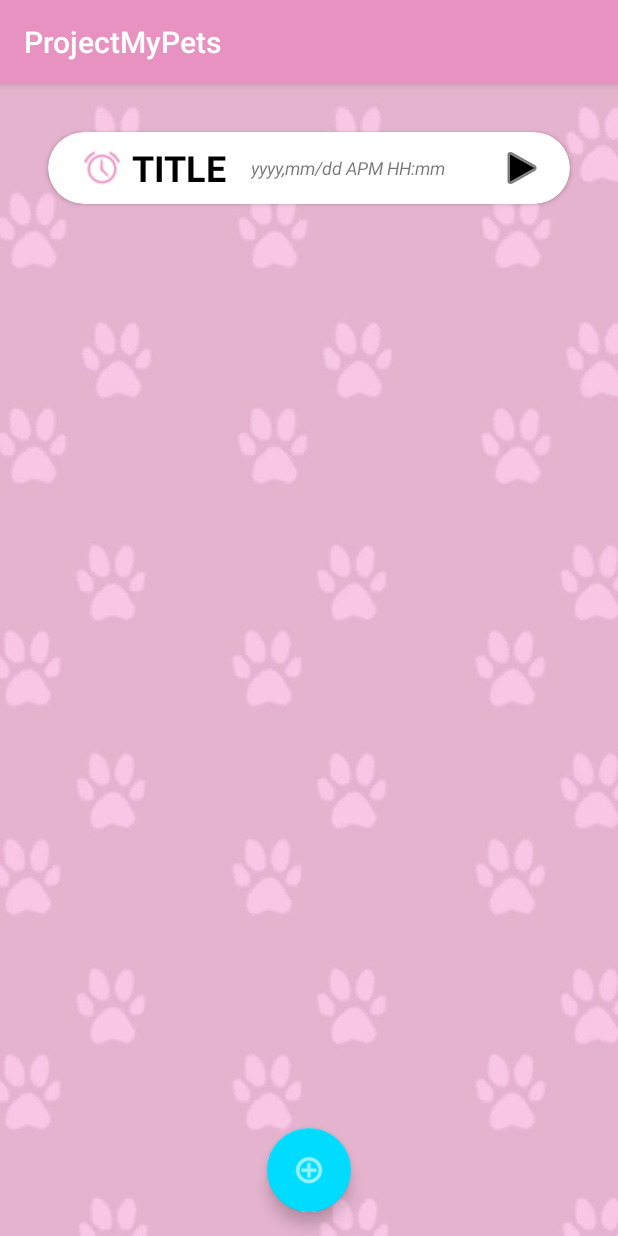
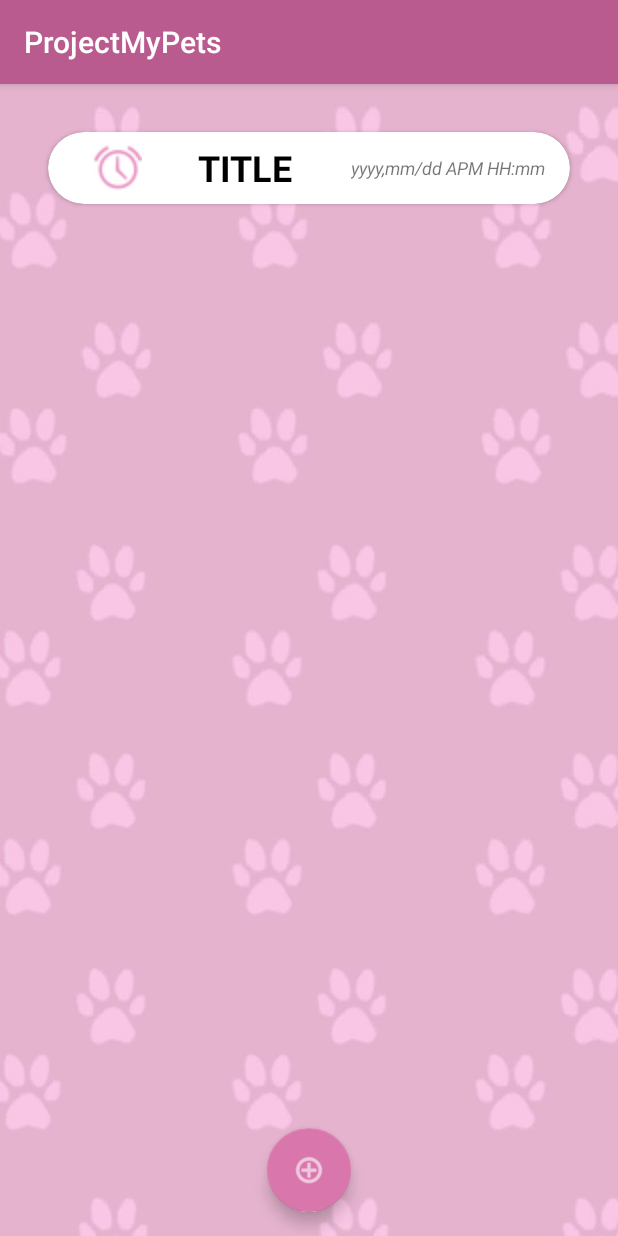
Before and after one commit to apriluzik/ProjectMyPets, an Android app: the AlarmNoteActivity screen opened directly, with no data from a screen before it, on a phone screen of 412 x 824 dp. Run offline under Robolectric (Android 15) with nearby library versions, the phone set to English and light mode, and no system bars; Roboto replaces fonts that are not available here.

Commit message:
알람 구현해야됨~~ 갤러리도

```diff
--- a/app/src/main/java/com/apriluziknaver/projectmypets/AlarmAdapter.java
+++ b/app/src/main/java/com/apriluziknaver/projectmypets/AlarmAdapter.java
@@ -62,14 +62,14 @@ public class AlarmAdapter extends RecyclerView.Adapter {
         ImageView icon;
         TextView title;
         TextView date;
-        ImageView btn;
+
 
         public AlarmViewHolder(View itemView) {
             super(itemView);
             icon = itemView.findViewById(R.id.title1_ic);
             title = itemView.findViewById(R.id.title1);
             date = itemView.findViewById(R.id.title1_date);
-            btn = itemView.findViewById(R.id.title1_btn);
+
 
 
 
--- a/app/src/main/res/layout/alarm_item.xml
+++ b/app/src/main/res/layout/alarm_item.xml
@@ -11,48 +11,44 @@
     android:layout_gravity="center_horizontal"
     android:clickable="true"
     android:onClick="updateAlarms"
+    android:clipChildren="false"
     >
 
 
     <LinearLayout
         android:layout_width="match_parent"
         android:layout_height="48dp"
-        android:orientation="vertical"
-        android:gravity="center_vertical">
+        android:layout_marginLeft="16dp"
+        android:layout_marginRight="16dp"
+        android:orientation="horizontal"
+        android:gravity="center_vertical"
+        >
 
-        <RelativeLayout
-            android:layout_width="match_parent"
-            android:layout_height="wrap_content"
-            android:layout_marginLeft="16dp"
-            android:layout_marginRight="16dp"
-            android:gravity="center_vertical"
-            android:orientation="horizontal">
 
             <ImageView
                 android:id="@+id/title1_ic"
+                android:layout_weight="1"
                 android:tint="@color/PetBLUE"
-                android:layout_margin="8dp"
-                android:layout_centerInParent="true"
-                android:layout_alignParentStart="true"
-                android:layout_width="24dp"
-                android:layout_height="24dp"
-                android:scaleType="centerCrop"
-                android:layout_alignParentLeft="true"
+                android:layout_width="16dp"
+                android:layout_height="32dp"
+                android:scaleType="fitCenter"
                 android:src="@android:drawable/ic_lock_idle_alarm" />
 
             <TextView
+                android:layout_weight="1"
                 android:id="@+id/title1"
                 android:layout_centerInParent="true"
                 android:layout_width="wrap_content"
                 android:layout_height="wrap_content"
                 android:layout_toRightOf="@+id/title1_ic"
-                android:gravity="center_vertical"
+                android:gravity="center"
                 android:text="TITLE"
                 android:textColor="#000"
                 android:textSize="24sp"
                 android:textStyle="bold" />
 
             <TextView
+
                 android:id="@+id/title1_date"
                 android:textStyle="italic"
                 android:textSize="12sp"
@@ -63,18 +59,8 @@
                 android:layout_width="wrap_content"
                 android:layout_height="wrap_content" />
 
-            <ImageView
-                android:id="@+id/title1_btn"
-                android:layout_width="wrap_content"
-                android:layout_height="wrap_content"
-                android:layout_alignParentRight="true"
-                android:layout_centerInParent="true"
-                android:clickable="true"
-                android:src="@android:drawable/ic_media_play"
-                android:tint="#000"
-                />
-        </RelativeLayout>
 
     </LinearLayout>
 
+
 </android.support.v7.widget.CardView>
--- a/app/src/main/res/layout/content_recycler_item.xml
+++ b/app/src/main/res/layout/content_recycler_item.xml
@@ -10,6 +10,7 @@
     android:orientation="vertical"
     app:cardCornerRadius="16dp"
     android:layout_margin="8dp"
+    android:backgroundTint="@color/PetLight"
     >
 
 
@@ -18,7 +19,6 @@
         android:layout_width="match_parent"
         android:layout_height="wrap_content"
         android:layout_margin="2dp"
-        android:background="#fff"
         android:orientation="horizontal">
 
         <android.support.v7.widget.CardView
--- a/app/src/main/res/values/colors.xml
+++ b/app/src/main/res/values/colors.xml
@@ -9,8 +9,11 @@
     <color name="checked">#A6A6A6</color>
     <color name="unchecked">#000</color>
 
+    <color name="PetText">#000</color>
     <color name="PetBLUE">#e892c1</color>
+    <color name="PetDarkColor">#b95b8f</color>
     <color name="PetBLUEdeep">#d977ad</color>
+    <color name="PetLight">#fbdded</color>
     <color name="PetSub">#8C8C8C</color>
     <color name="PetSub2">#A6A6A6</color>
     <color name="white">#fff</color>
--- a/app/src/main/res/values/styles.xml
+++ b/app/src/main/res/values/styles.xml
@@ -3,9 +3,10 @@
     <!-- Base application theme. -->
     <style name="AppTheme" parent="Theme.AppCompat.Light.DarkActionBar">
         <!-- Customize your theme here. -->
-        <item name="colorPrimary">@color/PetBLUE</item>
-        <item name="colorPrimaryDark">@color/PetSub</item>
-        <item name="colorAccent">#00DCFF</item>
+        <item name="colorPrimary">@color/PetDarkColor</item>
+        <item name="colorPrimaryDark">@color/PetDarkColor</item>
+
+        <item name="colorAccent">@color/PetBLUEdeep</item>
     </style>
 
     <style name="AppTheme.NoActionBar">
```
Also changed, not shown: app/src/main/res/layout/content_profile.xml (+34 -22 lines), app/src/main/res/drawable-v21/subbg01.png (added).
